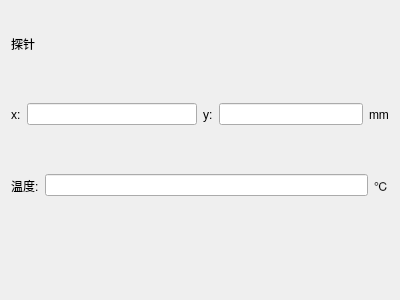
Qt form experiment/src/probewidget.ui (creeper12356/guide_software) before a commit.
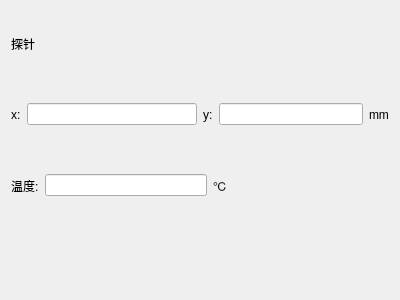
The same form after that commit.

```diff
--- a/experiment/src/probewidget.ui
+++ b/experiment/src/probewidget.ui
@@ -90,6 +90,19 @@
        </property>
       </widget>
      </item>
+     <item>
+      <spacer name="horizontalSpacer">
+       <property name="orientation">
+        <enum>Qt::Horizontal</enum>
+       </property>
+       <property name="sizeHint" stdset="0">
+        <size>
+         <width>40</width>
+         <height>20</height>
+        </size>
+       </property>
+      </spacer>
+     </item>
     </layout>
    </item>
    <item>
```
Left out of the diff: 9 changed lines with no effect on the pictures.
